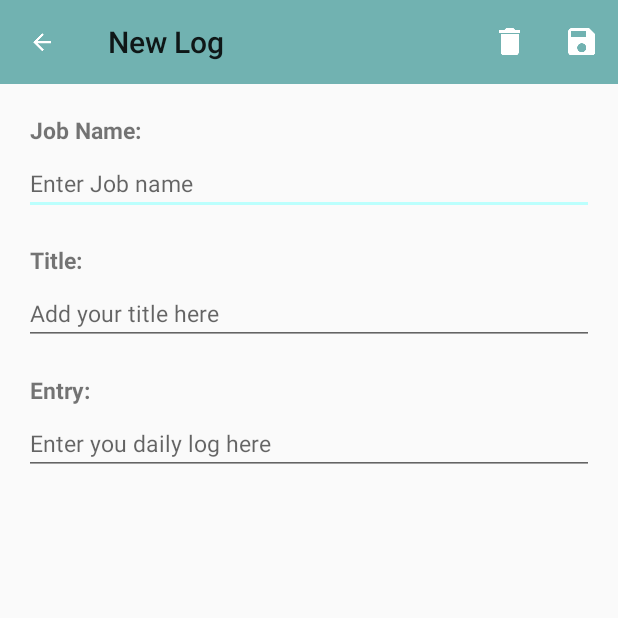
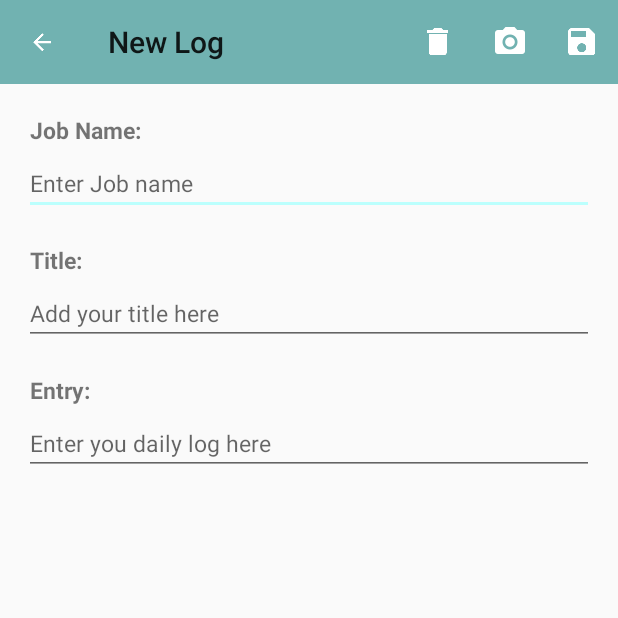
Before and after one commit to imherolddev/DailyLogKeeper, an Android app: the NewLogActivity screen opened directly, with no data from a screen before it, on a phone screen of 412 x 824 dp, the top half of it. Run offline under Robolectric (Android 15) with nearby library versions, the light colour scheme and no system bars.

Commit message:
Photos
-adding photo capability

```diff
--- a/app/src/main/AndroidManifest.xml
+++ b/app/src/main/AndroidManifest.xml
@@ -7,6 +7,10 @@
     <uses-feature
         android:glEsVersion="0x00020000"
         android:required="true" />
+
+    <uses-feature
+        android:name="android.hardware.camera2"
+        android:required="false" />
 
     <application
         android:allowBackup="true"
--- a/app/src/main/res/layout/activity_main.xml
+++ b/app/src/main/res/layout/activity_main.xml
@@ -11,7 +11,8 @@
     <LinearLayout
         android:layout_width="match_parent"
         android:layout_height="match_parent"
-        android:orientation="vertical">
+        android:orientation="vertical"
+        android:animateLayoutChanges="true">
 
     <android.support.v7.widget.Toolbar
         android:id="@+id/maintoolbar"
--- a/app/src/main/res/menu/new_log.xml
+++ b/app/src/main/res/menu/new_log.xml
@@ -11,9 +11,16 @@
         app:showAsAction="ifRoom"/>
 
     <item
+        android:id="@+id/action_photo"
+        android:icon="@drawable/ic_camera_alt_white_24dp"
+        android:orderInCategory="98"
+        android:title="@string/action_photo_title"
+        app:showAsAction="ifRoom"/>
+
+    <item
         android:id="@+id/action_discard"
         android:icon="@drawable/ic_delete"
-        android:orderInCategory="98"
+        android:orderInCategory="97"
         android:title="@string/action_discard_title"
         app:showAsAction="ifRoom"/>
 
--- a/app/src/main/res/values/strings.xml
+++ b/app/src/main/res/values/strings.xml
@@ -20,7 +20,8 @@
         <item>11/08/2014</item>
         <item>11/08/14</item>
         <item>2014/11/08</item>
-        <item>14/11/08</item>
+        <item>08/11/2014</item>
+        <item>08/11/14</item>
     </string-array>
 
     <string-array name="date_format_values">
@@ -29,7 +30,8 @@
         <item>MM/dd/yyyy</item>
         <item>MM/dd/yy</item>
         <item>yyyy/MM/dd</item>
-        <item>yy/MM/dd</item>
+        <item>dd/MM/yyyy</item>
+        <item>dd/MM/yy</item>
     </string-array>
 
     <!-- NewLog -->
@@ -40,10 +42,16 @@
     <string name="et_hint_entry">Enter you daily log here</string>
     <string name="action_save_title">Save</string>
     <string name="action_discard_title">Discard</string>
+    <string name="action_photo_title">Add Photo</string>
     <string name="tv_job">Job Name:</string>
     <string name="et_job_hint">Enter Job name</string>
     <string name="log_canceled">Changes discarded</string>
     <string name="log_discarded">Log discarded</string>
+
+    <string-array name="choose_add_photo">
+        <item>Photos</item>
+        <item>Camera</item>
+    </string-array>
 
     <!-- Discard Dialog -->
     <string name="title_alert_discard">Discard</string>
```
Also changed, not shown: app/src/main/java/com/imherolddev/dailylogkeeper/activities/NewLogActivity.java (+109 -4 lines), app/src/main/java/com/imherolddev/dailylogkeeper/models/DailyLog.java (+11 -0 lines), app/src/main/res/drawable-hdpi/ic_camera_alt_white_24dp.png (added), app/src/main/res/drawable-mdpi/ic_camera_alt_white_24dp.png (added), app/src/main/res/drawable-xhdpi/ic_camera_alt_white_24dp.png (added), app/src/main/res/drawable-xxhdpi/ic_camera_alt_white_24dp.png (added).
